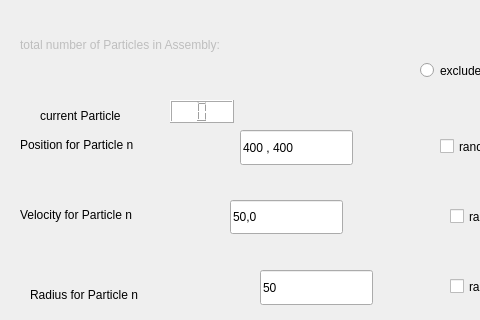
Old version of the form GUI/SecondWindow.ui in the repository benediktjaist/BA_DEM; both pictures show x 0 to 480 and y 0 to 320 of the 800 by 600 pixel window.
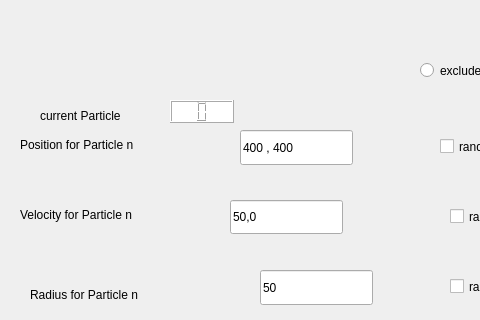
New version of the form.

Diff of the .ui file:
```diff
--- a/GUI/SecondWindow.ui
+++ b/GUI/SecondWindow.ui
@@ -10,6 +10,11 @@
     <height>600</height>
    </rect>
   </property>
+  <property name="font">
+   <font>
+    <family>Arial</family>
+   </font>
+  </property>
   <property name="windowTitle">
    <string>MainWindow</string>
   </property>
@@ -53,22 +58,6 @@
      <string>50,0</string>
     </property>
    </widget>
-   <widget class="QLabel" name="n_Particles_lab">
-    <property name="enabled">
-     <bool>false</bool>
-    </property>
-    <property name="geometry">
-     <rect>
-      <x>20</x>
-      <y>30</y>
-      <width>241</width>
-      <height>29</height>
-     </rect>
-    </property>
-    <property name="text">
-     <string>total number of Particles in Assembly: </string>
-    </property>
-   </widget>
    <widget class="QLabel" name="pos_lab">
     <property name="geometry">
      <rect>
```
